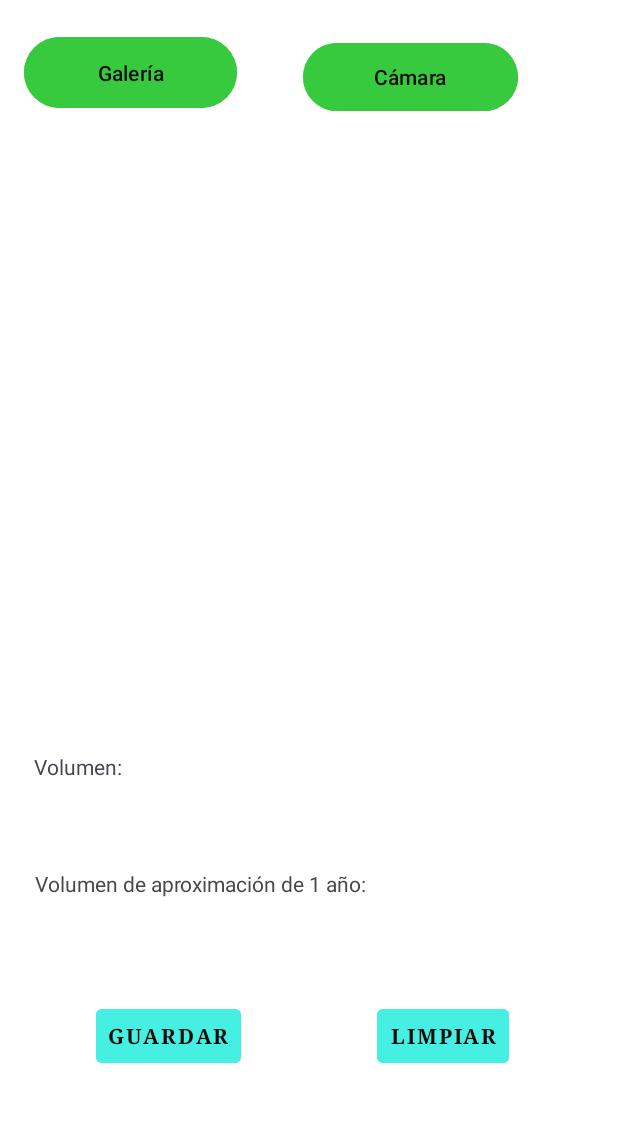
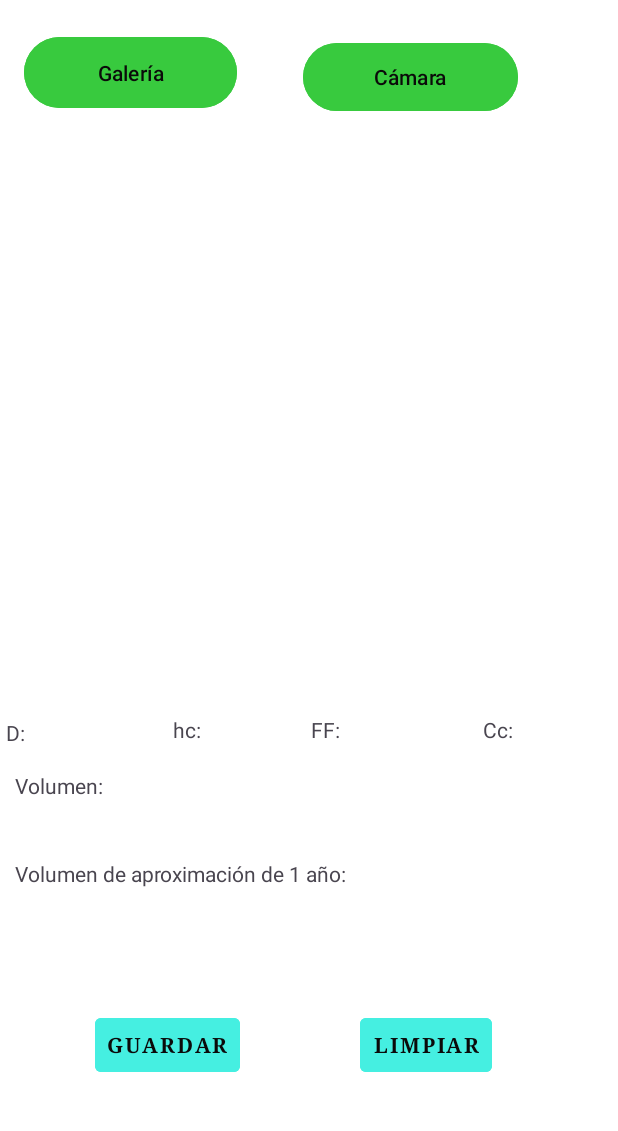
Before and after one commit to DeiverGamboa04/Teak_Volumetric_Calculation, an Android app: the screen it shows after launch (MainActivity), on a phone screen of 412 x 824 dp, the part 101-1232 px from its top. Run offline under Robolectric (Android 15) with nearby library versions, the phone set to English and light mode, and no system bars; our stand-ins replace Firebase (no records; nobody signed in at launch, a user with empty details on screens opened directly); libraries missing offline, so code that uses them is left out: org.tensorflow.lite.

Commit message:
Cuarto diseño del repositorio

```diff
--- a/app/src/main/java/com/example/teakvolumetriccalculation/MainActivity.java
+++ b/app/src/main/java/com/example/teakvolumetriccalculation/MainActivity.java
@@ -74,7 +74,7 @@ public class MainActivity extends AppCompatActivity /*implements OnSuccessListen
     Uri imagenUri;
 
     ImageView mImageView;
-    TextView txtResults, textvolumenapro;
+    TextView txtResults, textvolumenapro, valordediam, valordealtur, valordefor, valordecons;
     Button btGuar;
 
     DrawerLayout drawerLayout;
@@ -95,6 +95,10 @@ public class MainActivity extends AppCompatActivity /*implements OnSuccessListen
         txtResults = findViewById(R.id.txtresults);
         textvolumenapro = findViewById(R.id.textvolumenapro);
         btGuar = findViewById(R.id.btGuar);
+        valordediam = findViewById(R.id.valordediam);
+        valordealtur = findViewById(R.id.valordealtur);
+        valordefor = findViewById(R.id.valordefor);
+        valordecons = findViewById(R.id.valordecons);
 
 
         drawerLayout = findViewById(R.id.drawerLayout);
@@ -423,6 +427,19 @@ public class MainActivity extends AppCompatActivity /*implements OnSuccessListen
 
            textvolumenapro.setText("Volumen de aproximación de 1 año = " + resuvolumano);
 
+
+
+
+          String valordiam = String.format(String.valueOf(diametroValue));
+          String valoraltu = String.format(String.valueOf(alturaComercialValue));
+          String valorfor = String.format(String.valueOf(factorDeForma));
+          String valorcons = String.format(String.valueOf(constante));
+
+          valordediam.setText("D=" + valordiam);
+          valordealtur.setText("hc=" + valoraltu);
+          valordefor.setText("FF=" + valorfor);
+          valordecons.setText("Cc=" + valorcons);
+
         } catch (IOException e) {
             // TODO Handle the exception
         }
@@ -457,6 +474,10 @@ public class MainActivity extends AppCompatActivity /*implements OnSuccessListen
 
                                     Map<String, Object> dataToSave = new HashMap<>();
                                     dataToSave.put("imageUrl", downloadUrl);
+                                    dataToSave.put("diametro", valordediam.getText().toString());
+                                    dataToSave.put("alturacomercial", valordealtur.getText().toString());
+                                    dataToSave.put("factorforma", valordefor.getText().toString());
+                                    dataToSave.put("constante", valordecons.getText().toString());
                                     dataToSave.put("volumen", txtResults.getText().toString());
                                     dataToSave.put("volumenAprox", textvolumenapro.getText().toString());
 
@@ -504,6 +525,10 @@ public class MainActivity extends AppCompatActivity /*implements OnSuccessListen
         /*Limpiar*/
         txtResults.setText("");
         textvolumenapro.setText("");
+        valordediam.setText("");
+        valordealtur.setText("");
+        valordefor.setText("");
+        valordecons.setText("");
         mImageView.setImageDrawable(null);
         mImageView.setImageBitmap(null);
     }
--- a/app/src/main/res/layout/activity_main.xml
+++ b/app/src/main/res/layout/activity_main.xml
@@ -46,8 +46,8 @@
 
         <ImageView
             android:id="@+id/imageviewteca"
-            android:layout_width="381dp"
-            android:layout_height="385dp"
+            android:layout_width="375dp"
+            android:layout_height="370dp"
             android:layout_marginTop="16dp"
             app:layout_constraintEnd_toEndOf="parent"
             app:layout_constraintStart_toStartOf="parent"
@@ -58,12 +58,12 @@
             android:layout_width="368dp"
             android:layout_height="49dp"
             android:layout_marginStart="10dp"
-            android:layout_marginTop="24dp"
+            android:layout_marginTop="52dp"
             android:inputType="numberDecimal"
             android:scrollbars="vertical"
             android:text="Volumen:"
             app:layout_constraintEnd_toEndOf="parent"
-            app:layout_constraintHorizontal_bias="0.372"
+            app:layout_constraintHorizontal_bias="0.0"
             app:layout_constraintStart_toStartOf="parent"
             app:layout_constraintTop_toBottomOf="@+id/imageviewteca" />
 
@@ -81,10 +81,10 @@
             android:typeface="serif"
             app:layout_constraintBottom_toBottomOf="parent"
             app:layout_constraintEnd_toEndOf="parent"
-            app:layout_constraintHorizontal_bias="0.203"
+            app:layout_constraintHorizontal_bias="0.2"
             app:layout_constraintStart_toStartOf="parent"
             app:layout_constraintTop_toBottomOf="@+id/txtresults"
-            app:layout_constraintVertical_bias="0.734" />
+            app:layout_constraintVertical_bias="0.752" />
 
         <Button
             android:id="@+id/btLimpiar"
@@ -100,26 +100,76 @@
             android:typeface="serif"
             app:layout_constraintBottom_toBottomOf="parent"
             app:layout_constraintEnd_toEndOf="parent"
-            app:layout_constraintHorizontal_bias="0.554"
+            app:layout_constraintHorizontal_bias="0.489"
             app:layout_constraintStart_toEndOf="@+id/btGuar"
             app:layout_constraintTop_toBottomOf="@+id/txtresults"
-            app:layout_constraintVertical_bias="0.734" />
+            app:layout_constraintVertical_bias="0.752" />
 
         <TextView
             android:id="@+id/textvolumenapro"
             android:layout_width="368dp"
             android:layout_height="49dp"
             android:layout_marginStart="10dp"
-            android:layout_marginTop="10dp"
+            android:layout_marginTop="3dp"
             android:layout_marginBottom="20dp"
             android:inputType="numberDecimal"
             android:scrollbars="vertical"
             android:text="Volumen de aproximación de 1 año:"
             app:layout_constraintBottom_toTopOf="@+id/btLimpiar"
             app:layout_constraintEnd_toEndOf="parent"
-            app:layout_constraintHorizontal_bias="0.4"
+            app:layout_constraintHorizontal_bias="0.0"
             app:layout_constraintStart_toStartOf="parent"
-            app:layout_constraintTop_toBottomOf="@+id/txtresults" />
+            app:layout_constraintTop_toBottomOf="@+id/txtresults"
+            app:layout_constraintVertical_bias="0.166" />
+
+        <TextView
+            android:id="@+id/valordediam"
+            android:layout_width="71dp"
+            android:layout_height="19dp"
+            android:layout_marginStart="4dp"
+            android:inputType="numberDecimal"
+            android:text="D: "
+            app:layout_constraintBottom_toTopOf="@+id/txtresults"
+            app:layout_constraintStart_toStartOf="parent"
+            app:layout_constraintTop_toBottomOf="@+id/imageviewteca" />
+
+        <TextView
+            android:id="@+id/valordealtur"
+            android:layout_width="63dp"
+            android:layout_height="21dp"
+            android:layout_marginStart="40dp"
+            android:inputType="numberDecimal"
+            android:text="hc: "
+            app:layout_constraintBottom_toTopOf="@+id/txtresults"
+            app:layout_constraintStart_toEndOf="@+id/valordediam"
+            app:layout_constraintTop_toBottomOf="@+id/imageviewteca"
+            app:layout_constraintVertical_bias="0.483" />
+
+        <TextView
+            android:id="@+id/valordefor"
+            android:layout_width="75dp"
+            android:layout_height="21dp"
+            android:layout_marginStart="92dp"
+            android:inputType="numberDecimal"
+            android:text="FF: "
+            app:layout_constraintBottom_toTopOf="@+id/txtresults"
+            app:layout_constraintStart_toStartOf="@+id/valordealtur"
+            app:layout_constraintTop_toBottomOf="@+id/imageviewteca"
+            app:layout_constraintVertical_bias="0.483" />
+
+        <TextView
+            android:id="@+id/valordecons"
+            android:layout_width="71dp"
+            android:layout_height="21dp"
+            android:layout_marginEnd="4dp"
+            android:inputType="numberDecimal"
+            android:text="Cc: "
+            app:layout_constraintBottom_toTopOf="@+id/txtresults"
+            app:layout_constraintEnd_toEndOf="parent"
+            app:layout_constraintHorizontal_bias="0.727"
+            app:layout_constraintStart_toEndOf="@+id/valordefor"
+            app:layout_constraintTop_toBottomOf="@+id/imageviewteca"
+            app:layout_constraintVertical_bias="0.483" />
 
 
     </androidx.constraintlayout.widget.ConstraintLayout>
```
